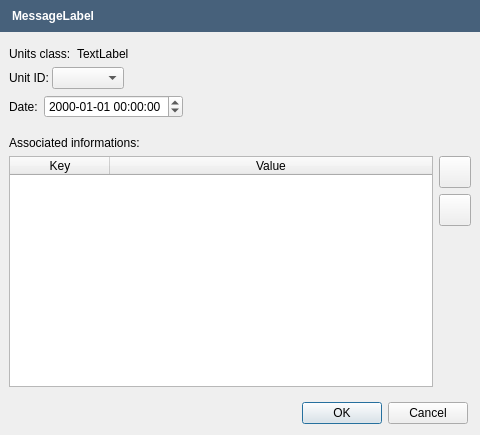
The window that src/apps/openfluid-builder/spatial/EditEventDialog.ui (OpenFLUID/openfluid) describes before a commit, drawn with Qt 5.
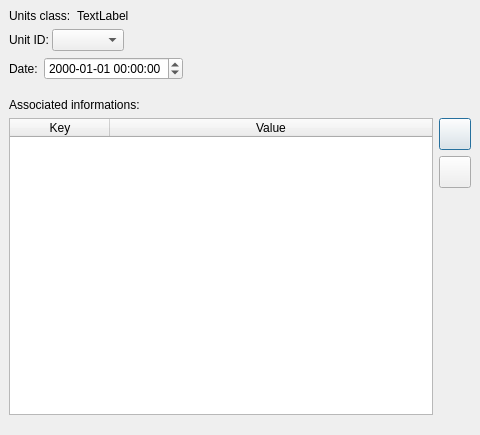
The same window after the commit.

Commit message:
Introduction of message dialog for OpenFLUID applications
* Added MessageFrame and MessageDialog classes
* Cleaned code
* Switch to version 2.1.7~alpha1

(closes OpenFLUID/openfluid#790)

What changed in the file:
```diff
--- a/src/apps/openfluid-builder/spatial/EditEventDialog.ui
+++ b/src/apps/openfluid-builder/spatial/EditEventDialog.ui
@@ -28,7 +28,7 @@
   <property name="modal">
    <bool>true</bool>
   </property>
-  <layout class="QVBoxLayout" name="verticalLayout_3" stretch="0,1,0">
+  <layout class="QVBoxLayout" name="verticalLayout_3" stretch="1">
    <property name="leftMargin">
     <number>0</number>
    </property>
@@ -38,52 +38,6 @@
    <property name="rightMargin">
     <number>0</number>
    </property>
-   <item>
-    <widget class="QFrame" name="MessageFrame">
-     <property name="sizePolicy">
-      <sizepolicy hsizetype="Preferred" vsizetype="Maximum">
-       <horstretch>0</horstretch>
-       <verstretch>0</verstretch>
-      </sizepolicy>
-     </property>
-     <property name="styleSheet">
-      <string notr="true">background-color: rgb(71,97,123);</string>
-     </property>
-     <property name="frameShape">
-      <enum>QFrame::NoFrame</enum>
-     </property>
-     <property name="frameShadow">
-      <enum>QFrame::Plain</enum>
-     </property>
-     <property name="lineWidth">
-      <number>0</number>
-     </property>
-     <layout class="QHBoxLayout" name="horizontalLayout_3" stretch="0">
-      <property name="spacing">
-       <number>5</number>
-      </property>
-      <property name="leftMargin">
-       <number>12</number>
-      </property>
-      <item>
-       <layout class="QHBoxLayout" name="horizontalLayout_2">
-        <item>
-         <widget class="QLabel" name="MessageLabel">
-          <property name="styleSheet">
-           <string notr="true">color: rgb(255, 255, 255);
-font : bold;
-</string>
-          </property>
-          <property name="text">
-           <string notr="true">MessageLabel</string>
-          </property>
-         </widget>
-        </item>
-       </layout>
-      </item>
-     </layout>
-    </widget>
-   </item>
    <item>
     <widget class="QWidget" name="widget" native="true">
      <property name="sizePolicy">
@@ -298,23 +252,6 @@
      </layout>
     </widget>
    </item>
-   <item>
-    <layout class="QHBoxLayout" name="horizontalLayout_4">
-     <property name="leftMargin">
-      <number>12</number>
-     </property>
-     <property name="rightMargin">
-      <number>12</number>
-     </property>
-     <item>
-      <widget class="QDialogButtonBox" name="ButtonBox">
-       <property name="standardButtons">
-        <set>QDialogButtonBox::Cancel|QDialogButtonBox::Ok</set>
-       </property>
-      </widget>
-     </item>
-    </layout>
-   </item>
   </layout>
  </widget>
  <resources/>
```
The commit also changes 82 other files.
